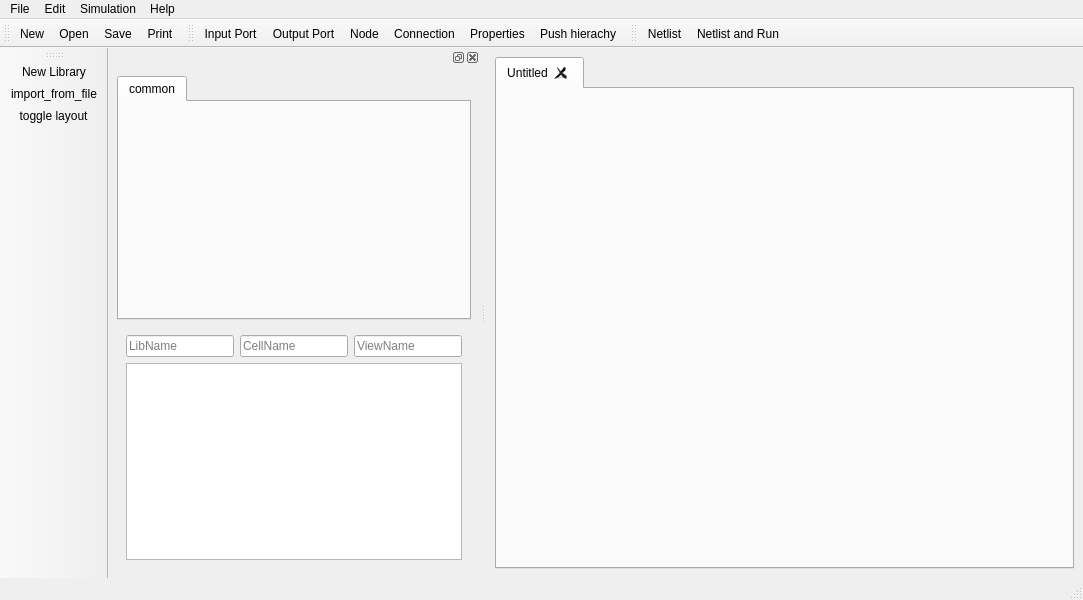
Before: the Qt Designer form QtDesignerFiles/Spyce_main.ui in imec-myhdl/Spyce2, drawn with Qt 5.
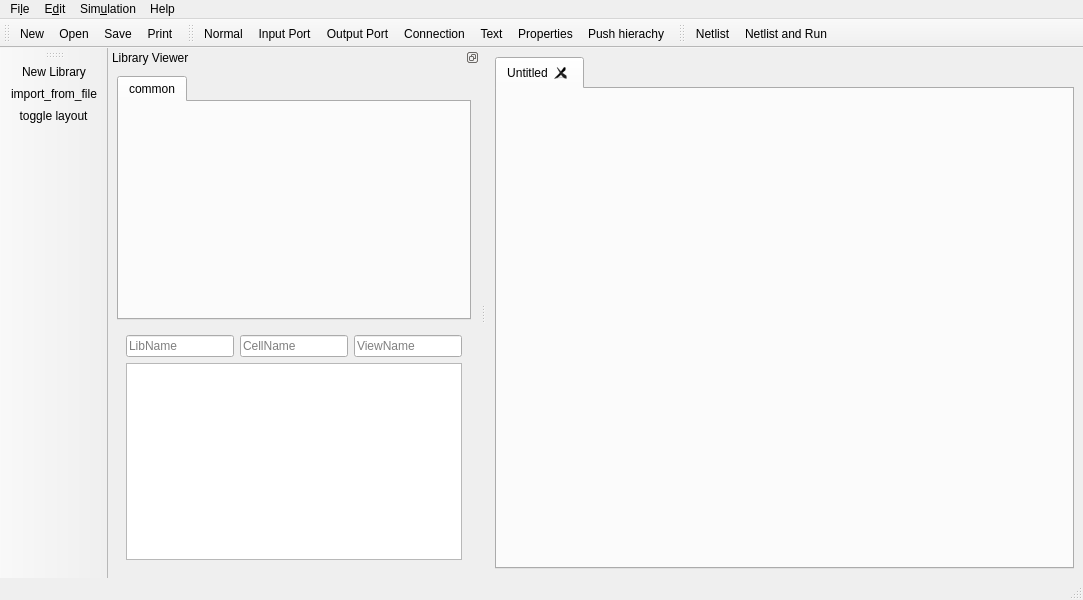
After: the same form once the commit is applied. Icons and pictures are not drawn.

The edit to the form file:
```diff
--- a/QtDesignerFiles/Spyce_main.ui
+++ b/QtDesignerFiles/Spyce_main.ui
@@ -44,12 +44,12 @@
      <x>0</x>
      <y>0</y>
      <width>1083</width>
-     <height>21</height>
+     <height>29</height>
     </rect>
    </property>
    <widget class="QMenu" name="menuFile">
     <property name="title">
-     <string>File</string>
+     <string>Fi&amp;le</string>
     </property>
     <addaction name="actionNew"/>
     <addaction name="actionOpen"/>
@@ -63,7 +63,7 @@
    </widget>
    <widget class="QMenu" name="menuEdit">
     <property name="title">
-     <string>Edit</string>
+     <string>E&amp;dit</string>
     </property>
     <widget class="QMenu" name="menuAdd">
      <property name="title">
@@ -86,7 +86,7 @@
    </widget>
    <widget class="QMenu" name="menuSimulation">
     <property name="title">
-     <string>Simulation</string>
+     <string>Sim&amp;ulation</string>
     </property>
     <widget class="QMenu" name="menuLanguage">
      <property name="title">
@@ -141,7 +141,13 @@
     <bool>true</bool>
    </property>
    <property name="autoFillBackground">
-    <bool>true</bool>
+    <bool>false</bool>
+   </property>
+   <property name="features">
+    <set>QDockWidget::DockWidgetFloatable|QDockWidget::DockWidgetMovable</set>
+   </property>
+   <property name="windowTitle">
+    <string>Library Viewer</string>
    </property>
    <attribute name="dockWidgetArea">
     <number>1</number>
@@ -250,10 +256,11 @@
    <attribute name="toolBarBreak">
     <bool>false</bool>
    </attribute>
+   <addaction name="actionNormal"/>
    <addaction name="actionInput_Port"/>
    <addaction name="actionOutput_Port"/>
-   <addaction name="actionNode"/>
    <addaction name="actionConnection"/>
+   <addaction name="actionText"/>
    <addaction name="actionProperties"/>
    <addaction name="actionPush_hierachy"/>
   </widget>
@@ -364,7 +371,7 @@
      <normaloff>:/icons/feather/play.svg</normaloff>:/icons/feather/play.svg</iconset>
    </property>
    <property name="text">
-    <string>Netlist and Run</string>
+    <string>Netlist and &amp;Run</string>
    </property>
   </action>
   <action name="actionProperties">
@@ -394,15 +401,6 @@
     <string>Output Port</string>
    </property>
   </action>
-  <action name="actionNode">
-   <property name="icon">
-    <iconset resource="Spyce.qrc">
-     <normaloff>:/icons/Spyce_Icons/node.svg</normaloff>:/icons/Spyce_Icons/node.svg</iconset>
-   </property>
-   <property name="text">
-    <string>Node</string>
-   </property>
-  </action>
   <action name="actionConnection">
    <property name="icon">
     <iconset resource="Spyce.qrc">
@@ -507,6 +505,21 @@
     <enum>QAction::QuitRole</enum>
    </property>
   </action>
+  <action name="actionNormal">
+   <property name="icon">
+    <iconset resource="Spyce.qrc">
+     <normaloff>:/icons/feather/mouse-pointer.svg</normaloff>:/icons/feather/mouse-pointer.svg</iconset>
+   </property>
+   <property name="text">
+    <string>Normal</string>
+   </property>
+   <property name="toolTip">
+    <string>Normal Mode</string>
+   </property>
+   <property name="shortcut">
+    <string>Esc</string>
+   </property>
+  </action>
  </widget>
  <resources>
   <include location="Spyce.qrc"/>
```
Left out of the diff: 65 changed lines with no effect on the pictures.
